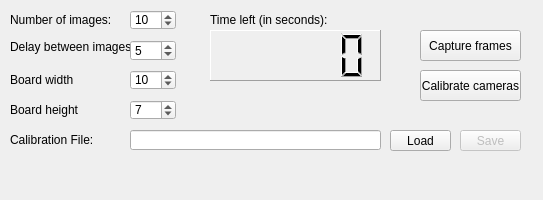
asergiu/camcalib, file mainwindow.ui: the form before one commit.
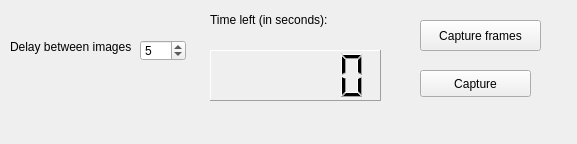
The form after the commit.

The edit to the form file:
```diff
--- a/mainwindow.ui
+++ b/mainwindow.ui
@@ -6,8 +6,8 @@
    <rect>
     <x>0</x>
     <y>0</y>
-    <width>543</width>
-    <height>200</height>
+    <width>577</width>
+    <height>144</height>
    </rect>
   </property>
   <property name="sizePolicy">
@@ -19,7 +19,7 @@
   <property name="minimumSize">
    <size>
     <width>200</width>
-    <height>200</height>
+    <height>100</height>
    </size>
   </property>
   <property name="windowTitle">
@@ -33,8 +33,8 @@
     <property name="geometry">
      <rect>
       <x>420</x>
-      <y>30</y>
-      <width>101</width>
+      <y>20</y>
+      <width>121</width>
       <height>31</height>
      </rect>
     </property>
@@ -42,35 +42,6 @@
      <string>Capture frames</string>
     </property>
    </widget>
-   <widget class="QSpinBox" name="spinBoxSampleCount">
-    <property name="geometry">
-     <rect>
-      <x>130</x>
-      <y>10</y>
-      <width>46</width>
-      <height>20</height>
-     </rect>
-    </property>
-    <property name="minimum">
-     <number>3</number>
-    </property>
-    <property name="value">
-     <number>10</number>
-    </property>
-   </widget>
-   <widget class="QLabel" name="label">
-    <property name="geometry">
-     <rect>
-      <x>10</x>
-      <y>10</y>
-      <width>111</width>
-      <height>20</height>
-     </rect>
-    </property>
-    <property name="text">
-     <string>Number of images:</string>
-    </property>
-   </widget>
    <widget class="QLabel" name="label_2">
     <property name="geometry">
      <rect>
@@ -93,7 +64,7 @@
    <widget class="QSpinBox" name="spinBoxInterval">
     <property name="geometry">
      <rect>
-      <x>130</x>
+      <x>140</x>
       <y>40</y>
       <width>46</width>
       <height>21</height>
@@ -106,128 +77,12 @@
      <number>5</number>
     </property>
    </widget>
-   <widget class="QLabel" name="label_3">
-    <property name="geometry">
-     <rect>
-      <x>10</x>
-      <y>70</y>
-      <width>111</width>
-      <height>20</height>
-     </rect>
-    </property>
-    <property name="text">
-     <string>Board width</string>
-    </property>
-   </widget>
-   <widget class="QLabel" name="label_4">
-    <property name="geometry">
-     <rect>
-      <x>10</x>
-      <y>100</y>
-      <width>111</width>
-      <height>20</height>
-     </rect>
-    </property>
-    <property name="text">
-     <string>Board height</string>
-    </property>
-   </widget>
-   <widget class="QSpinBox" name="spinBoxCornersX">
-    <property name="geometry">
-     <rect>
-      <x>130</x>
-      <y>70</y>
-      <width>46</width>
-      <height>20</height>
-     </rect>
-    </property>
-    <property name="minimum">
-     <number>3</number>
-    </property>
-    <property name="value">
-     <number>10</number>
-    </property>
-   </widget>
-   <widget class="QSpinBox" name="spinBoxCornersY">
-    <property name="geometry">
-     <rect>
-      <x>130</x>
-      <y>100</y>
-      <width>46</width>
-      <height>20</height>
-     </rect>
-    </property>
-    <property name="minimum">
-     <number>3</number>
-    </property>
-    <property name="value">
-     <number>7</number>
-    </property>
-   </widget>
-   <widget class="QLabel" name="label_5">
-    <property name="geometry">
-     <rect>
-      <x>10</x>
-      <y>130</y>
-      <width>111</width>
-      <height>20</height>
-     </rect>
-    </property>
-    <property name="text">
-     <string>Calibration File:</string>
-    </property>
-   </widget>
-   <widget class="QLineEdit" name="lineEditFilename">
-    <property name="geometry">
-     <rect>
-      <x>130</x>
-      <y>130</y>
-      <width>251</width>
-      <height>20</height>
-     </rect>
-    </property>
-    <property name="text">
-     <string/>
-    </property>
-   </widget>
-   <widget class="QPushButton" name="pushButtonLoad">
-    <property name="enabled">
-     <bool>true</bool>
-    </property>
-    <property name="geometry">
-     <rect>
-      <x>390</x>
-      <y>130</y>
-      <width>61</width>
-      <height>21</height>
-     </rect>
-    </property>
-    <property name="text">
-     <string>Load</string>
-    </property>
-   </widget>
-   <widget class="QPushButton" name="pushButtonSave">
-    <property name="enabled">
-     <bool>false</bool>
-    </property>
-    <property name="geometry">
-     <rect>
-      <x>460</x>
-      <y>130</y>
-      <width>61</width>
-      <height>21</height>
-     </rect>
-    </property>
-    <property name="text">
-     <string>Save</string>
-    </property>
-   </widget>
    <widget class="QLabel" name="labelSampleTimeout">
     <property name="geometry">
      <rect>
       <x>210</x>
       <y>10</y>
-      <width>121</width>
+      <width>171</width>
       <height>20</height>
      </rect>
     </property>
@@ -239,7 +94,7 @@
     <property name="geometry">
      <rect>
       <x>210</x>
-      <y>30</y>
+      <y>50</y>
       <width>171</width>
       <height>51</height>
      </rect>
@@ -265,12 +120,12 @@
      <rect>
       <x>420</x>
       <y>70</y>
-      <width>101</width>
-      <height>31</height>
+      <width>111</width>
+      <height>27</height>
      </rect>
     </property>
     <property name="text">
-     <string>Calibrate cameras</string>
+     <string>Capture</string>
     </property>
    </widget>
   </widget>
```
Left out of the diff: 21 changed lines with no effect on the pictures.
